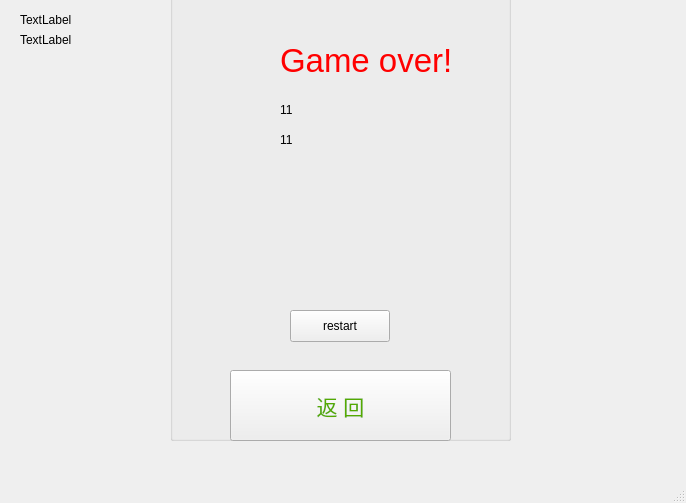
Old version of the form mainwindow.ui in the repository llsunlight/STICKMAN.
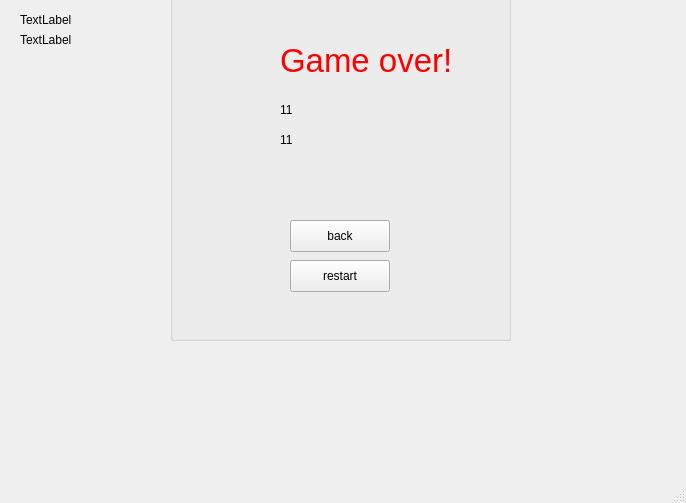
New version of the form.

What changed in the file:
```diff
--- a/mainwindow.ui
+++ b/mainwindow.ui
@@ -26,7 +26,7 @@
       <x>170</x>
       <y>-10</y>
       <width>341</width>
-      <height>451</height>
+      <height>351</height>
      </rect>
     </property>
     <property name="styleSheet">
@@ -35,23 +35,6 @@
     <property name="title">
      <string/>
     </property>
-    <widget class="QPushButton" name="return_main">
-     <property name="geometry">
-      <rect>
-       <x>60</x>
-       <y>380</y>
-       <width>221</width>
-       <height>71</height>
-      </rect>
-     </property>
-     <property name="styleSheet">
-      <string notr="true">color: rgb(85, 170, 0);
-font: 16pt;</string>
-     </property>
-     <property name="text">
-      <string>返 回</string>
-     </property>
-    </widget>
     <widget class="QLabel" name="game_over">
      <property name="geometry">
       <rect>
@@ -73,7 +56,7 @@
      <property name="geometry">
       <rect>
        <x>120</x>
-       <y>320</y>
+       <y>270</y>
        <width>100</width>
        <height>32</height>
       </rect>
@@ -108,17 +91,17 @@
       <string>11</string>
      </property>
     </widget>
-    <widget class="QLabel" name="pic">
+    <widget class="QPushButton" name="back">
      <property name="geometry">
       <rect>
-       <x>140</x>
-       <y>200</y>
-       <width>58</width>
-       <height>16</height>
+       <x>120</x>
+       <y>230</y>
+       <width>100</width>
+       <height>32</height>
       </rect>
      </property>
      <property name="text">
-      <string/>
+      <string>back</string>
      </property>
     </widget>
    </widget>
```
Left out of the diff: 2 changed lines with no effect on the pictures.
